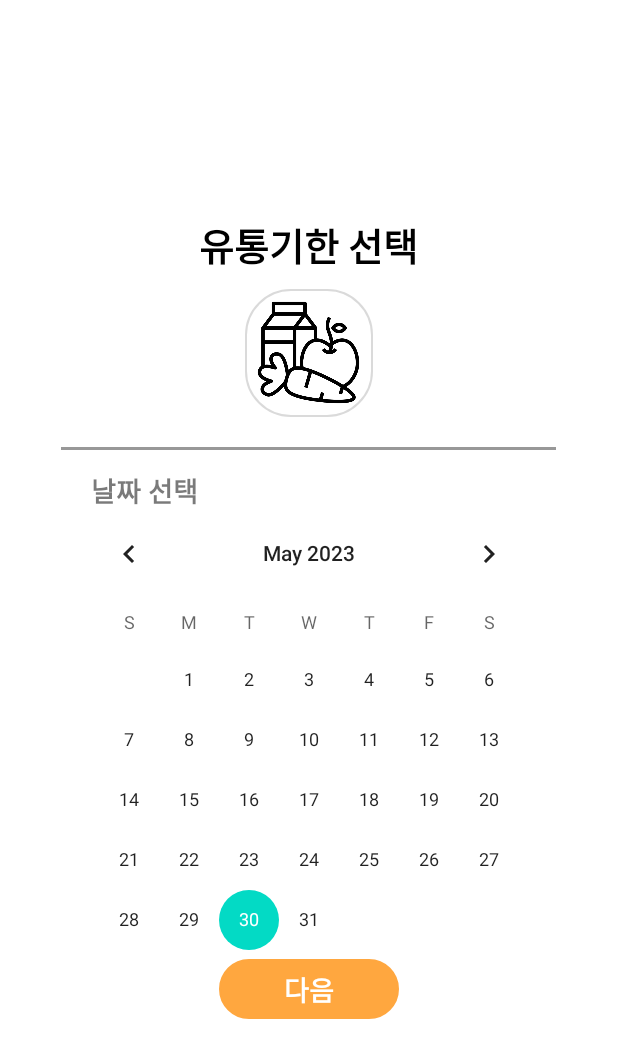
After one commit to yeah-zzi/GitTest, an Android app: the layout expiry_date.xml on its own in the app's theme, with its tools: preview values and no code run, on a phone screen of 412 x 824 dp. The commit adds this screen. Shown: the top 1058 px of the screen. Run offline under Robolectric (Android 15) with nearby library versions, the phone set to English and light mode, and no system bars.

Commit message:
유통기한 선택

```diff
--- a/app/src/main/AndroidManifest.xml
+++ b/app/src/main/AndroidManifest.xml
@@ -69,12 +69,14 @@
         <activity android:name=".FoodSearch.Allergy" android:theme="@style/DialogTheme"/>
         <activity android:name=".comunity.TipComment" android:theme="@style/DialogTheme"/>
         <activity android:name=".FoodSearch.FridgePlus" android:theme="@style/DialogTheme"/>
+        <activity android:name=".FoodSearch.Food_expiry" android:theme="@style/DialogTheme"/>
         <activity android:name=".comunity.FightGo" android:theme="@style/DialogTheme"/>
         <activity android:name=".comunity.FoodBattleCalendar" android:theme="@style/DialogTheme"/>
         <activity android:name=".comunity.New_fight_sub" android:theme="@style/DialogTheme"></activity>
         <activity android:name=".comunity.New_friend_sub" android:theme="@style/DialogTheme"></activity>
         <activity android:name=".comunity.Select_date_sub"></activity>
 
+
     </application>
 
 </manifest>
--- a/app/src/main/java/yeji/mjc/gittest/FoodSearch/FoodSearch.java
+++ b/app/src/main/java/yeji/mjc/gittest/FoodSearch/FoodSearch.java
@@ -32,7 +32,7 @@ public class FoodSearch extends Activity implements View.OnClickListener, Select
 
     //FireBase DB 가져오기
     FirebaseDatabase database = FirebaseDatabase.getInstance();
-    DatabaseReference havefoodDB, addfoodDB;
+    DatabaseReference addfoodDB;
     String userid = "임시용 유저 아이디1";
 
 
@@ -45,7 +45,6 @@ public class FoodSearch extends Activity implements View.OnClickListener, Select
         setContentView(R.layout.food_img_search);
 
         addfoodDB = database.getReference().child("user").child(userid).child("addfood");
-        havefoodDB = database.getReference().child("user").child(userid).child("fridge");
 
         //설치 메뉴바 구현
         vegetable = findViewById(R.id.vegetable);
--- a/app/src/main/java/yeji/mjc/gittest/frige/FridgeAdapter.java
+++ b/app/src/main/java/yeji/mjc/gittest/frige/FridgeAdapter.java
@@ -36,15 +36,16 @@ public class FridgeAdapter extends RecyclerView.Adapter<Fridge_recycle_holder> {
         holder.food_count.setText(items.get(position).getFood_count());
         holder.food_date.setText(items.get(position).getFood_date());
 
+        //재료 수 더하기
         holder.count_plus.setOnClickListener(new View.OnClickListener() {
             @Override
             public void onClick(View view) {
                 count++;
                 holder.food_count.setText(count+"개");
-
             }
         });
 
+        //재료 수 감소하기
         holder.count_minus.setOnClickListener(new View.OnClickListener() {
             @Override
             public void onClick(View view) {
@@ -52,7 +53,6 @@ public class FridgeAdapter extends RecyclerView.Adapter<Fridge_recycle_holder> {
                     count--;
                     holder.food_count.setText(count+"개");
                 }
-
             }
         });
     }
--- a/app/src/main/java/yeji/mjc/gittest/frige/Frigesujin.java
+++ b/app/src/main/java/yeji/mjc/gittest/frige/Frigesujin.java
@@ -43,8 +43,6 @@ public class Frigesujin extends Fragment {
         items.add(new Item(R.drawable.gazi,"가지","1개","D-7"));
         items.add(new Item(R.drawable.godung,"고등어","2개","D-2"));
 
-
-
         recyclerView.setLayoutManager(new GridLayoutManager(getActivity(),3));
         recyclerView.setAdapter(new FridgeAdapter(items));
     }
--- /dev/null
+++ b/app/src/main/res/layout/expiry_date.xml
@@ -0,0 +1,109 @@
+<?xml version="1.0" encoding="utf-8"?>
+<androidx.constraintlayout.widget.ConstraintLayout
+    xmlns:android="http://schemas.android.com/apk/res/android"
+    xmlns:app="http://schemas.android.com/apk/res-auto"
+    android:layout_width="wrap_content"
+    android:layout_height="wrap_content"
+    android:layout_gravity="center">
+
+    <ImageView
+        android:id="@+id/back"
+        android:layout_width="350dp"
+        android:layout_height="570dp"
+        android:background="@drawable/fridge_food_card"
+        app:layout_constraintTop_toTopOf="parent"
+        app:layout_constraintBottom_toBottomOf="parent"
+        app:layout_constraintLeft_toLeftOf="parent"
+        app:layout_constraintRight_toRightOf="parent"/>
+
+    <TextView
+        android:id="@+id/message1"
+        android:layout_width="wrap_content"
+        android:layout_height="wrap_content"
+        android:text="유통기한 선택"
+        android:textSize="25dp"
+        android:textStyle="bold"
+        android:textColor="@color/black"
+        android:layout_marginTop="17dp"
+        app:layout_constraintTop_toTopOf="@+id/back"
+        app:layout_constraintLeft_toLeftOf="@+id/back"
+        app:layout_constraintRight_toRightOf="@+id/back"/>
+
+    <ImageView
+        android:id="@+id/image_back"
+        android:layout_width="85dp"
+        android:layout_height="85dp"
+        android:layout_marginTop="10dp"
+        android:src="@drawable/spinner_background"
+        app:layout_constraintLeft_toLeftOf="@+id/back"
+        app:layout_constraintRight_toRightOf="@+id/back"
+        app:layout_constraintTop_toBottomOf="@id/message1" />
+
+    <ImageView
+        android:id="@+id/image1"
+        android:layout_width="70dp"
+        android:layout_height="70dp"
+        android:layout_marginTop="17dp"
+        android:src="@drawable/healthy_food"
+        app:layout_constraintLeft_toLeftOf="@+id/back"
+        app:layout_constraintRight_toRightOf="@+id/back"
+        app:layout_constraintTop_toBottomOf="@id/message1" />
+
+    <LinearLayout
+        android:id="@+id/bar_1"
+        android:layout_width="330dp"
+        android:layout_height="2dp"
+        android:layout_marginTop="98dp"
+        android:background="#989898"
+        android:orientation="vertical"
+        app:layout_constraintTop_toTopOf="@id/image1"
+        app:layout_constraintRight_toRightOf="@id/back"
+        app:layout_constraintLeft_toLeftOf="@id/back"/>
+
+    <TextView
+        android:id="@+id/text1"
+        android:layout_width="120dp"
+        android:layout_height="30dp"
+        android:text="날짜 선택"
+        android:textSize="18dp"
+        android:textStyle="bold"
+        android:textColor="@color/dialogColor"
+        android:layout_marginTop="15dp"
+        android:layout_marginLeft="30dp"
+        app:layout_constraintLeft_toLeftOf="@id/back"
+        app:layout_constraintTop_toTopOf="@id/bar_1"/>
+
+
+    <CalendarView
+        android:id="@+id/fbcalendar"
+        android:layout_width="320dp"
+        android:layout_height="319dp"
+        android:layout_marginTop="35dp"
+        app:layout_constraintRight_toRightOf="@id/back"
+        app:layout_constraintLeft_toLeftOf="@+id/back"
+        app:layout_constraintTop_toBottomOf="@+id/bar_1"/>
+
+    <ImageButton
+        android:id="@+id/complete"
+        android:layout_width="120dp"
+        android:layout_height="40dp"
+        android:background="@drawable/switch_track_on"
+        android:layout_marginBottom="17dp"
+        android:layout_marginTop="20dp"
+        app:layout_constraintBottom_toBottomOf="@+id/back"
+        app:layout_constraintLeft_toLeftOf="@+id/back"
+        app:layout_constraintRight_toRightOf="@+id/back"/>
+
+    <TextView
+        android:layout_width="wrap_content"
+        android:layout_height="wrap_content"
+        android:textColor="@color/white"
+        android:text="다음"
+        android:textSize="18dp"
+        android:textStyle="bold"
+        app:layout_constraintTop_toTopOf="@+id/complete"
+        app:layout_constraintBottom_toBottomOf="@id/complete"
+        app:layout_constraintLeft_toLeftOf="@id/complete"
+        app:layout_constraintRight_toRightOf="@id/complete"/>
+
+</androidx.constraintlayout.widget.ConstraintLayout>
```
Also changed, not shown: app/src/main/java/yeji/mjc/gittest/FoodSearch/Food_expiry.java (added, +190 -0 lines), app/src/main/java/yeji/mjc/gittest/FoodSearch/FridgePlus.java (+8 -2 lines), app/src/main/res/layout/fridge_plus.xml (+11 -9 lines), app/src/main/res/layout/fridge_recyclerview.xml (+4 -3 lines).
